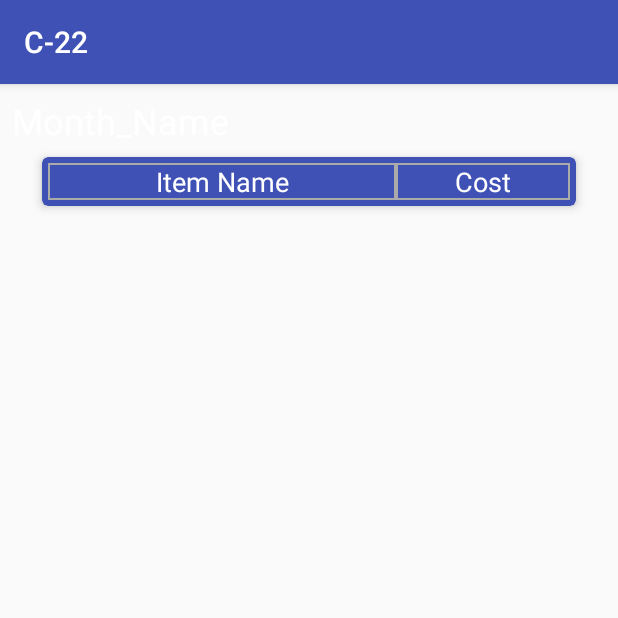
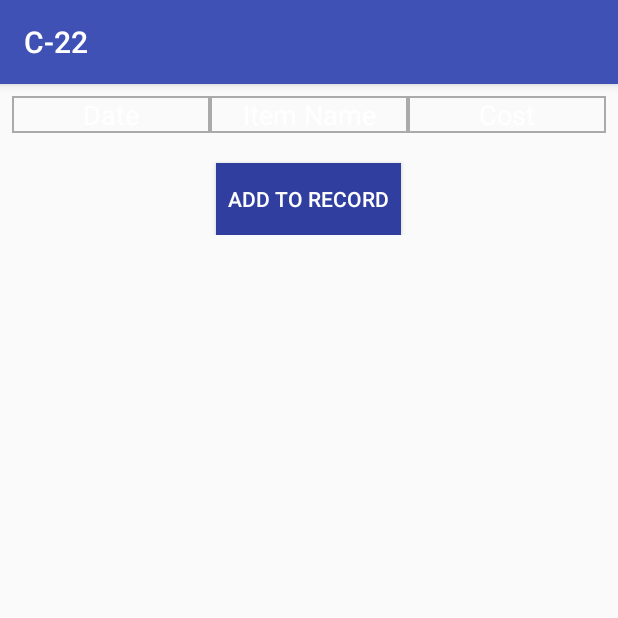
Before and after one commit to durzoflint/C-22, an Android app: the fragment FragmentRecordClass shown on its own in the app's theme, on a phone screen of 412 x 824 dp, the top half of it. Run offline under Robolectric (Android 15) with nearby library versions, the phone set to English and light mode, and no system bars.

Commit message:
Added Code to Add Records

```diff
--- a/app/src/main/java/aaa/c_22/FragmentRecordClass.java
+++ b/app/src/main/java/aaa/c_22/FragmentRecordClass.java
@@ -1,16 +1,213 @@
 package aaa.c_22;
 
+import android.app.ProgressDialog;
+import android.content.DialogInterface;
+import android.graphics.Color;
+import android.os.AsyncTask;
 import android.os.Bundle;
 import android.support.v4.app.Fragment;
+import android.support.v4.content.ContextCompat;
+import android.support.v7.app.AlertDialog;
+import android.support.v7.view.ContextThemeWrapper;
+import android.view.Gravity;
 import android.view.LayoutInflater;
 import android.view.View;
 import android.view.ViewGroup;
+import android.widget.Button;
+import android.widget.DatePicker;
+import android.widget.EditText;
+import android.widget.LinearLayout;
+import android.widget.RadioButton;
+import android.widget.RadioGroup;
+import android.widget.TextView;
+import android.widget.Toast;
+
+import java.io.BufferedReader;
+import java.io.IOException;
+import java.io.InputStreamReader;
+import java.net.HttpURLConnection;
+import java.net.URL;
 
 public class FragmentRecordClass extends Fragment {
     @Override
     public View onCreateView(LayoutInflater inflater, ViewGroup container,
                              Bundle savedInstanceState) {
         View rootView = inflater.inflate(R.layout.fragment_record, container, false);
+        Button addToRecord = (Button)rootView.findViewById(R.id.add);
+        addToRecord.setOnClickListener(new View.OnClickListener() {
+            @Override
+            public void onClick(View view) {
+                LayoutInflater inflater = LayoutInflater.from(getContext());
+                final View addRecord = inflater.inflate(R.layout.addrecord, null);
+                new AlertDialog.Builder(new ContextThemeWrapper(getActivity(), R.style.MyDialogTheme2))
+                        .setTitle("Add Record")
+                        .setView(addRecord)
+                        .setMessage("\nEnter Date, Item Name and Cost\n")
+                        .setIcon(android.R.drawable.ic_menu_agenda)
+                        .setPositiveButton(android.R.string.ok, new DialogInterface.OnClickListener(){
+                            public void onClick(DialogInterface dialog, int which)
+                            {
+                                DatePicker pickDate = (DatePicker)addRecord.findViewById(R.id.pickdate);
+                                String year = ""+pickDate.getYear();
+                                String month = ""+pickDate.getMonth()+1;
+                                String day = ""+pickDate.getDayOfMonth();
+                                EditText nameInput = (EditText)addRecord.findViewById(R.id.name);
+                                String itemName = nameInput.getText().toString();
+                                EditText costInput = (EditText)addRecord.findViewById(R.id.cost);
+                                String itemCost = costInput.getText().toString();
+                                if(month.length()==1)
+                                    month="0"+month;
+                                if(day.length()==1)
+                                    day="0"+day;
+                                String idFordate = year+month+day;
+                                new AddRecord().execute(day+"/"+month+"/"+year, itemName, itemCost, idFordate);
+                            }
+                        })
+                        .create().show();
+            }
+        });
         return rootView;
     }
+    private class AddRecord extends AsyncTask<String,Void,Void> {
+        String webPage="",baseUrl="http://srmvdpauditorium.in/aaa/c-22/",itemName;
+        ProgressDialog progressDialog;
+        @Override
+        protected void onPreExecute(){
+            progressDialog = ProgressDialog.show(getActivity(), "Please Wait!","Adding to Records!");
+            super.onPreExecute();
+        }
+        @Override
+        protected Void doInBackground(String... strings) {
+            itemName=strings[1];
+            URL url;
+            HttpURLConnection urlConnection = null;
+            try
+            {
+                url = new URL(handleSpaces(baseUrl+"addRecord.php?date="+strings[0]+"&name="+itemName
+                        +"&cost="+strings[2]+"&idfordate="+strings[3]));
+                urlConnection = (HttpURLConnection) url.openConnection();
+                BufferedReader br=new BufferedReader(new InputStreamReader(urlConnection.getInputStream()));
+                String data;
+                while ((data=br.readLine()) != null)
+                    webPage=webPage+data;
+            }
+            catch (IOException e)
+            {
+                e.printStackTrace();
+            }
+            finally
+            {
+                if (urlConnection != null)
+                    urlConnection.disconnect();
+            }
+            return null;
+        }
+        @Override
+        protected void onPostExecute(Void aVoid) {
+            super.onPostExecute(aVoid);
+            progressDialog.dismiss();
+            if (webPage.equals("success"))
+                Toast.makeText(getContext(), "Item Added to Cart Successfully", Toast.LENGTH_SHORT).show();
+            else
+                Toast.makeText(getContext(), "Error while adding "+itemName+" to Cart", Toast.LENGTH_LONG).show();
+            //new FragmentShoppingCartClass.FetchShoppingCart().execute();
+        }
+    }
+    //TODO write script for fetching records
+    /*
+    private class FetchRecords extends AsyncTask<Void,Void,Void> {
+        String webPage="",baseUrl="http://srmvdpauditorium.in/aaa/c-22/";
+        ProgressDialog progressDialog;
+        @Override
+        protected void onPreExecute(){
+            progressDialog = ProgressDialog.show(getActivity(), "Please Wait!","Fetching Cart!");
+            super.onPreExecute();
+        }
+        @Override
+        protected Void doInBackground(Void... voids) {
+            URL url;
+            HttpURLConnection urlConnection = null;
+            try
+            {
+                url = new URL(baseUrl+"fetchShoppingCart.php");
+                urlConnection = (HttpURLConnection) url.openConnection();
+                BufferedReader br=new BufferedReader(new InputStreamReader(urlConnection.getInputStream()));
+                String data;
+                while ((data=br.readLine()) != null)
+                    webPage=webPage+data;
+            }
+            catch (IOException e)
+            {
+                e.printStackTrace();
+            }
+            finally
+            {
+                if (urlConnection != null)
+                    urlConnection.disconnect();
+            }
+            return null;
+        }
+        @Override
+        protected void onPostExecute(Void aVoid) {
+            super.onPostExecute(aVoid);
+            progressDialog.dismiss();
+            LinearLayout data=(LinearLayout)rootView.findViewById(R.id.data);
+            data.removeAllViews();
+            while(webPage.contains("eNdEnD"))
+            {
+                int i=webPage.indexOf("eNdEnD");
+                String name=webPage.substring(0,i);
+                webPage=webPage.substring(i+6);
+                i=webPage.indexOf("eNdEnD");
+                String quantity=webPage.substring(0,i);
+                webPage=webPage.substring(i+6);
+                i=webPage.indexOf("eNdEnD");
+                String color=webPage.substring(0,i);
+                webPage=webPage.substring(i+6);
+                LinearLayout.LayoutParams layoutParams = new LinearLayout.LayoutParams(LinearLayout
+                        .LayoutParams.MATCH_PARENT, LinearLayout.LayoutParams.WRAP_CONTENT);
+                LinearLayout linearLayout=new LinearLayout(getContext());
+                linearLayout.setOnClickListener(myOnClickListener);
+                int id=View.generateViewId();
+                ids.add(id);
+                linearLayout.setId(id);
+                if(color.equals("Red"))
+                    linearLayout.setBackgroundColor(ContextCompat.getColor(getContext(),android.R.color.holo_red_dark));
+                else if(color.equals("Green"))
+                    linearLayout.setBackgroundColor(ContextCompat.getColor(getContext(),android.R.color.holo_green_dark));
+                linearLayout.setOrientation(LinearLayout.HORIZONTAL);
+                TextView tv1=new TextView(getContext());
+                layoutParams.weight = 1;
+                tv1.setLayoutParams(layoutParams);
+                tv1.setGravity(Gravity.CENTER_HORIZONTAL);
+                tv1.setTextColor(Color.WHITE);
+                tv1.setPadding(8,8,8,8);
+                tv1.setText(name);
+                tv1.setBackground(ContextCompat.getDrawable(getContext(), R.drawable.border));
+                linearLayout.addView(tv1);
+                TextView tv2=new TextView(getContext());
+                layoutParams.weight = 1;
+                tv2.setLayoutParams(layoutParams);
+                tv2.setTextColor(Color.WHITE);
+                tv2.setGravity(Gravity.CENTER_HORIZONTAL);
+                tv2.setPadding(8,8,8,8);
+                tv2.setText(quantity);
+                tv2.setBackground(ContextCompat.getDrawable(getContext(), R.drawable.border));
+                linearLayout.addView(tv2);
+                data.addView(linearLayout);
+            }
+        }
+    }*/
+    String handleSpaces(String s){
+        String x="";
+        for(int i=0;i<s.length();i++)
+        {
+            char ch= s.charAt(i);
+            if(ch==' ')
+                x=x+"%20";
+            else
+                x=x+ch;
+        }
+        return x;
+    }
 }
--- a/app/src/main/java/aaa/c_22/FragmentShoppingCartClass.java
+++ b/app/src/main/java/aaa/c_22/FragmentShoppingCartClass.java
@@ -9,7 +9,6 @@ import android.support.v4.app.Fragment;
 import android.support.v4.content.ContextCompat;
 import android.support.v7.app.AlertDialog;
 import android.support.v7.view.ContextThemeWrapper;
-import android.util.Log;
 import android.view.Gravity;
 import android.view.LayoutInflater;
 import android.view.View;
--- a/app/src/main/res/layout/fragment_record.xml
+++ b/app/src/main/res/layout/fragment_record.xml
@@ -2,35 +2,13 @@
 <ScrollView xmlns:android="http://schemas.android.com/apk/res/android"
     android:layout_width="match_parent"
     android:layout_height="match_parent"
-    xmlns:card_view="http://schemas.android.com/apk/res-auto">
-
-
-    <RelativeLayout
-        android:layout_width="match_parent"
-        android:layout_height="wrap_content"
-        android:layout_margin="8dp">
-
-        <android.support.v7.widget.CardView
-            android:id="@+id/card_abhinav"
-            android:layout_width="wrap_content"
-            android:layout_height="wrap_content"
-            android:layout_alignParentEnd="true"
-            android:layout_alignParentStart="true"
-            android:layout_below="@+id/textView"
-            android:layout_centerHorizontal="true"
-            android:layout_marginBottom="8dp"
-            android:layout_marginEnd="20dp"
-            android:layout_marginStart="20dp"
-            android:layout_marginTop="8dp"
-            card_view:cardBackgroundColor="@color/colorPrimary"
-            card_view:cardCornerRadius="4dp"
-            card_view:cardElevation="4dp"
-            card_view:contentPadding="4dp">
+    android:padding="8dp">
 
     <LinearLayout
         android:layout_width="match_parent"
-                android:layout_height="match_parent"
-                android:orientation="vertical">
+        android:layout_height="wrap_content"
+        android:orientation="vertical"
+        android:paddingBottom="60dp">
 
         <LinearLayout
             android:layout_width="match_parent"
@@ -43,7 +21,7 @@
                 android:layout_weight="1"
                 android:background="@drawable/border"
                 android:gravity="center_horizontal"
-                        android:text="Item Name"
+                android:text="Date"
                 android:textColor="@android:color/white"
                 android:textSize="18sp" />
 
@@ -51,30 +29,46 @@
                 android:id="@+id/textView7"
                 android:layout_width="match_parent"
                 android:layout_height="wrap_content"
-                        android:layout_weight="2"
+                android:layout_weight="1"
+                android:background="@drawable/border"
+                android:gravity="center_horizontal"
+                android:text="Item Name"
+                android:textColor="@android:color/white"
+                android:textSize="18sp" />
+
+            <TextView
+                android:id="@+id/textView71"
+                android:layout_width="match_parent"
+                android:layout_height="wrap_content"
+                android:layout_weight="1"
                 android:background="@drawable/border"
                 android:gravity="center_horizontal"
                 android:text="Cost"
                 android:textColor="@android:color/white"
                 android:textSize="18sp" />
+
         </LinearLayout>
 
         <LinearLayout
             android:id="@+id/data"
             android:layout_width="match_parent"
             android:layout_height="match_parent"
+            android:layout_marginBottom="8dp"
+            android:layout_marginTop="8dp"
             android:orientation="vertical">
 
         </LinearLayout>
-            </LinearLayout>
-        </android.support.v7.widget.CardView>
 
-        <TextView
-            android:id="@+id/textView"
+        <Button
+            android:id="@+id/add"
             android:layout_width="wrap_content"
             android:layout_height="wrap_content"
-            android:text="Month_Name"
-            android:textColor="@android:color/white"
-            android:textSize="24sp" />
-    </RelativeLayout>
+            android:layout_gravity="center_horizontal"
+            android:layout_marginTop="4dp"
+            android:background="@color/colorPrimaryDark"
+            android:padding="8dp"
+            android:text="Add to Record"
+            android:textColor="@android:color/white" />
+    </LinearLayout>
+
 </ScrollView>
--- a/app/src/main/res/values/styles.xml
+++ b/app/src/main/res/values/styles.xml
@@ -25,4 +25,8 @@
         <item name="android:colorForeground">@android:color/white</item>
     </style>
 
+    <style name="MyDialogTheme2" parent="Theme.AppCompat.Light.Dialog.Alert">
+        <item name="android:textColorSecondary">@android:color/white</item>
+    </style>
+
 </resources>
```
Also changed, not shown: app/src/main/res/layout/addrecord.xml (added, +48 -0 lines). Lines whose indentation alone changed are shown as unchanged.
